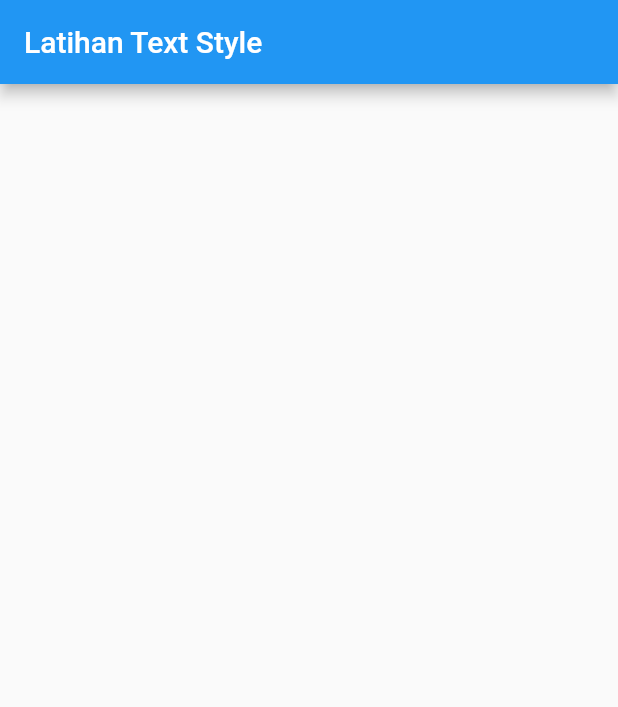
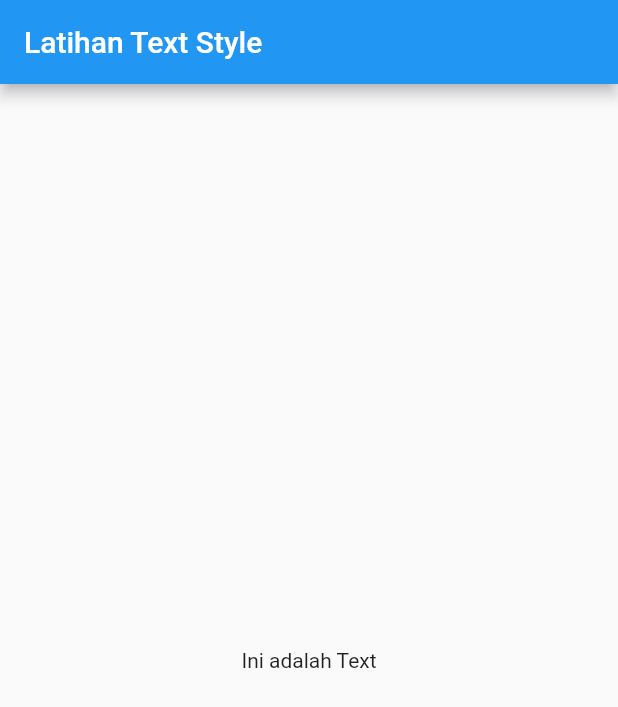
Before and after one commit to feyto81/learn-flutter-text-style, a Flutter app: the screen it shows after launch, on a phone screen of 412 x 824 dp. Shown: the top 707 px of the screen. Run offline on Flutter 3.47's test engine with Material 2 defaults, Android fonts, the phone set to English and light mode, and no system bars.

Commit message:
adding body to center and adding text

```diff
--- a/lib/main.dart
+++ b/lib/main.dart
@@ -12,6 +12,9 @@ class MyApp extends StatelessWidget {
         appBar: AppBar(
           title: Text("Latihan Text Style"),
         ),
+        body: Center(
+          child: Text("Ini adalah Text"),
+        ),
       ),
     );
   }
```
